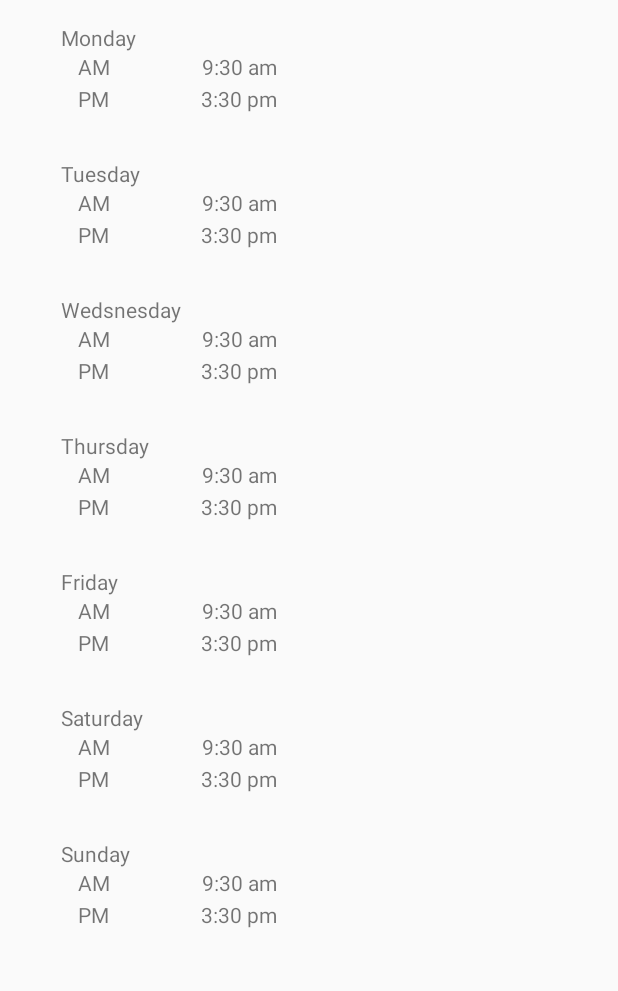
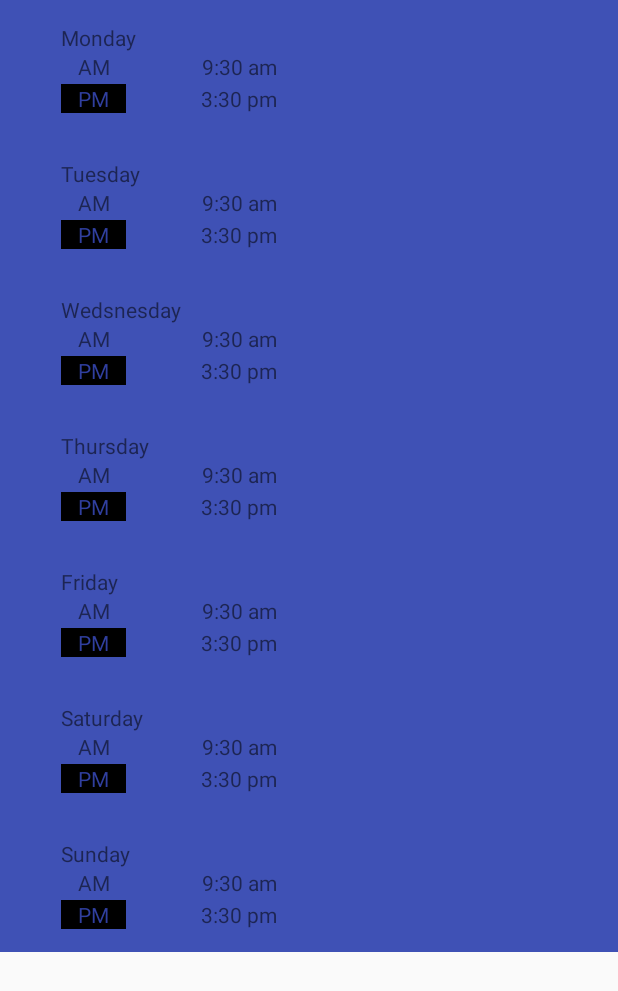
Before and after one commit to kidwebb/FrontHouse, an Android app: the Main2Activity screen opened directly, with no data from a screen before it, on a phone screen of 412 x 824 dp. Shown: the top 991 px of the screen. Run offline under Robolectric (Android 15) with nearby library versions, the phone set to English and light mode, and no system bars.

Commit message:
Started on viewing current shift

```diff
--- a/App/frontHouse/app/src/main/res/layout/cell.xml
+++ b/App/frontHouse/app/src/main/res/layout/cell.xml
@@ -1,20 +1,20 @@
 <?xml version="1.0" encoding="utf-8"?>
-<android.support.constraint.ConstraintLayout
-    xmlns:android="http://schemas.android.com/apk/res/android"
+<android.support.constraint.ConstraintLayout xmlns:android="http://schemas.android.com/apk/res/android"
     xmlns:app="http://schemas.android.com/apk/res-auto"
     xmlns:tools="http://schemas.android.com/tools"
+    android:id="@+id/cell_layout"
     android:layout_width="match_parent"
+
     android:layout_height="wrap_content"
-
-    android:padding="15dp"
-    android:id="@+id/cell_layout">
+    android:background="@color/colorPrimary"
+    android:padding="15dp">
 
     <TextView
         android:id="@+id/day"
         android:layout_width="wrap_content"
         android:layout_height="wrap_content"
+        android:layout_marginLeft="25dp"
         android:hint="DOW, date"
-        android:layout_marginLeft="25dp"
         app:layout_constraintBottom_toTopOf="@id/am_button"
         app:layout_constraintLeft_toLeftOf="@id/cell_layout"
 
@@ -24,43 +24,42 @@
         android:id="@+id/am_button"
         android:layout_width="44dp"
         android:layout_height="21dp"
+        android:layout_marginLeft="25dp"
         android:text="AM"
         android:textAlignment="center"
+        app:layout_constraintLeft_toLeftOf="@id/cell_layout"
+        app:layout_constraintTop_toBottomOf="@id/day"
         tools:layout_editor_absoluteX="0dp"
-        tools:layout_editor_absoluteY="16dp"
-        android:layout_marginLeft="25dp"
-        app:layout_constraintTop_toBottomOf="@id/day"
-        app:layout_constraintLeft_toLeftOf="@id/cell_layout"
-        />
+        tools:layout_editor_absoluteY="16dp" />
 
     <TextView
         android:id="@+id/pm_button"
         android:layout_width="43dp"
         android:layout_height="19dp"
+        android:layout_marginLeft="25dp"
         android:layout_toEndOf="@+id/am_button"
+        android:background="#000000"
         android:text="PM"
         android:textAlignment="center"
-        app:layout_constraintTop_toBottomOf="@+id/am_button"
-        tools:layout_editor_absoluteX="0dp"
-        android:layout_marginLeft="25dp"
+        android:textColor="@color/colorPrimaryDark"
         app:layout_constraintLeft_toLeftOf="@id/cell_layout"
-        />
+        app:layout_constraintTop_toBottomOf="@+id/am_button" />
 
     <TextView
         android:id="@+id/am_shift"
         android:layout_width="wrap_content"
         android:layout_height="wrap_content"
+        android:layout_marginLeft="50dp"
         android:hint="Current status"
-        android:layout_marginLeft="50dp"
-        app:layout_constraintTop_toBottomOf="@id/day"
         app:layout_constraintLeft_toRightOf="@id/am_button"
-        />
+        app:layout_constraintTop_toBottomOf="@id/day" />
+
     <TextView
         android:id="@+id/pm_shift"
         android:layout_width="wrap_content"
         android:layout_height="wrap_content"
+        android:layout_marginLeft="50dp"
         android:hint="Current status"
-        android:layout_marginLeft="50dp"
-        app:layout_constraintTop_toBottomOf="@id/am_button"
-        app:layout_constraintLeft_toRightOf="@id/pm_button"/>
+        app:layout_constraintLeft_toRightOf="@id/pm_button"
+        app:layout_constraintTop_toBottomOf="@id/am_button" />
 </android.support.constraint.ConstraintLayout>
```
